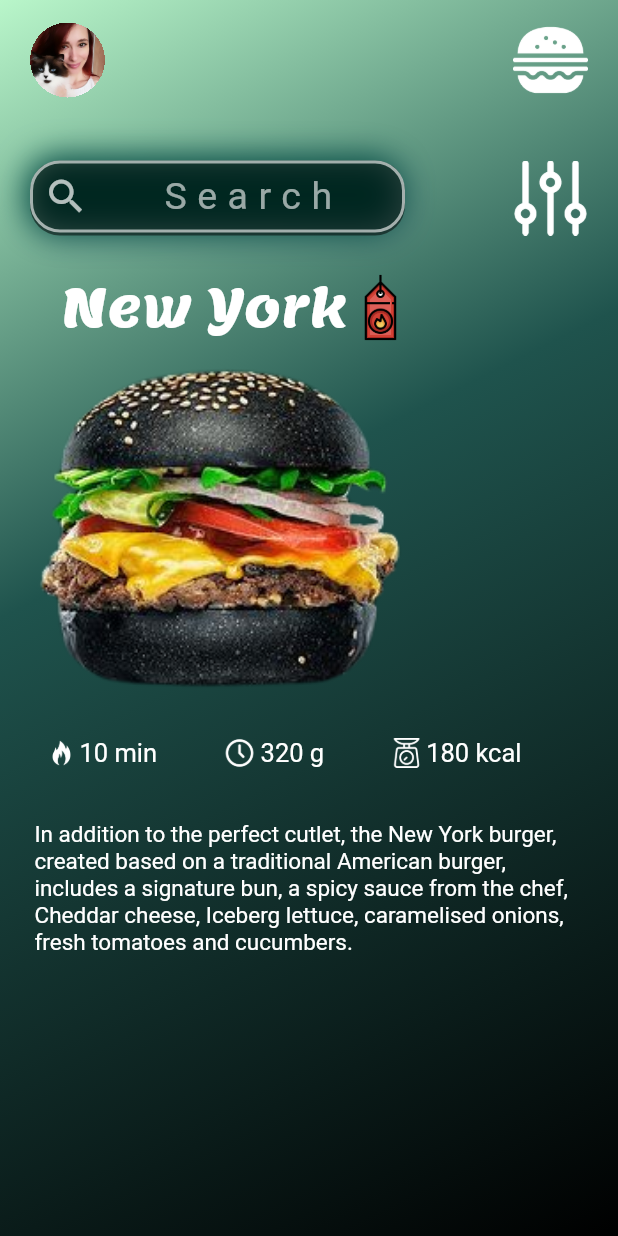
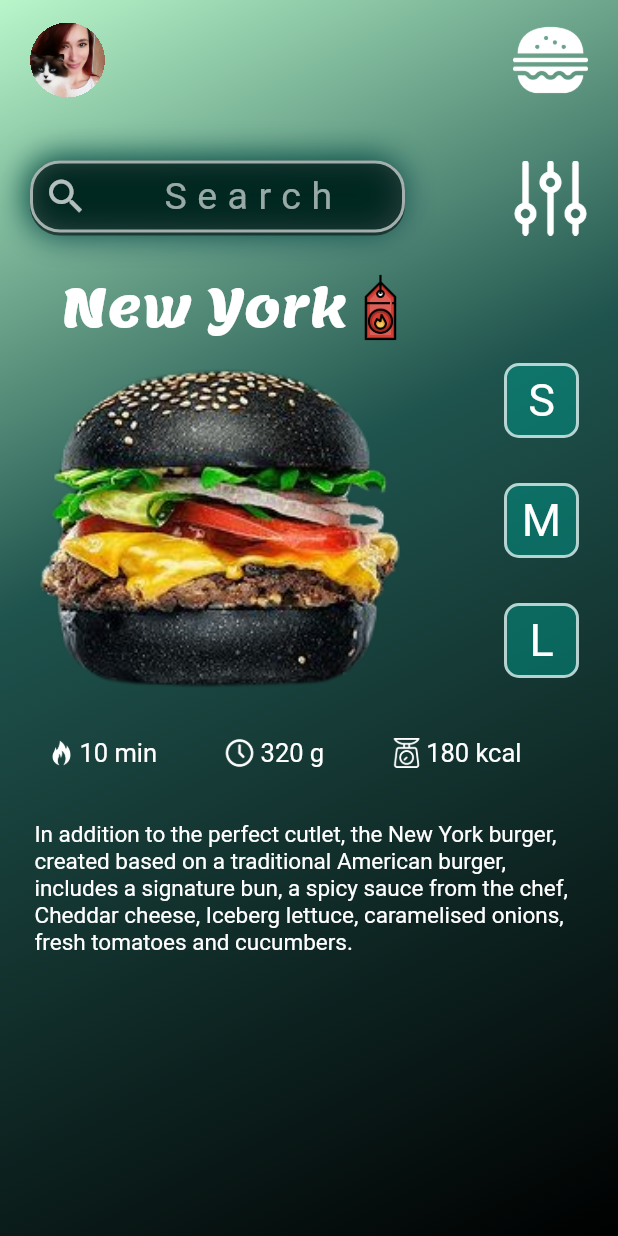
Before and after one commit to JulieSmolikova/Burger_Flutter, a Flutter app: the screen it shows after launch, after a tap on "Get Started", on a phone screen of 412 x 824 dp. Run offline on Flutter 3.47's test engine with Material 2 defaults, Android fonts, the phone set to English and light mode, and no system bars; Roboto replaces fonts that are missing (Literata).

Commit message:
Add button

```diff
--- a/lib/burger_page.dart
+++ b/lib/burger_page.dart
@@ -1,5 +1,12 @@
 import 'package:burger/constants.dart';
 import 'package:flutter/material.dart';
+import 'package:burger/button.dart';
+
+enum SML {
+  S,
+  M,
+  L
+}
 
 class BurgerPage extends StatefulWidget {
   const BurgerPage({Key? key}) : super(key: key);
@@ -9,6 +16,9 @@ class BurgerPage extends StatefulWidget {
 }
 
 class _BurgerPageState extends State<BurgerPage> {
+  bool isLiked = true;
+  dynamic selectedButton;
+
   @override
   Widget build(BuildContext context) {
     return MaterialApp(
@@ -117,19 +127,23 @@ class _BurgerPageState extends State<BurgerPage> {
                           ],
                         ),
 
-                        SizedBox(height: 25,),
+                        const SizedBox(height: 25,),
+
+
 
                         Container(
                           width: 370,
                           height: 480,
                           color: Colors.transparent,
-                            child: PageView.builder(
+                            child: //Stack(
+                              //children: [
+                                PageView.builder(
                                 controller: PageController(viewportFraction: 1),
                                 scrollDirection: Axis.horizontal,
                                 itemCount: burgers.length,
                                 itemBuilder: (context, index) {
 
-                                return Stack(
+                                  return Stack (
                                     children: [
                                       Positioned(
                                         top: 45,
@@ -151,6 +165,40 @@ class _BurgerPageState extends State<BurgerPage> {
                                               child: Image.asset('assets/icons/hot.png'),
                                             )],
                                         )),
+
+                                      Positioned( top: 45,
+                                        right: -10,
+                                        child: Column(
+                                          mainAxisAlignment: MainAxisAlignment.center,
+                                          crossAxisAlignment: CrossAxisAlignment.center,
+                                          children: [
+                                            Button(
+                                                color: selectedButton == SML.S ? Colors.teal.withOpacity(0.9) : Colors.teal.withOpacity(0.5) ,
+                                                onPress: ((){
+                                                  setState(() {
+                                                    selectedButton = SML.S;
+                                                  });
+                                                }),
+                                                child: const Text('S', style: style4,),),
+                                            Button(
+                                                color: selectedButton == SML.M ? Colors.teal.withOpacity(0.9) : Colors.teal.withOpacity(0.5) ,
+                                                onPress: ((){
+                                                  setState(() {
+                                                    selectedButton = SML.M;
+                                                  });
+                                                }),
+                                                child: const Text('M', style: style4,),),
+                                            Button(
+                                                color: selectedButton == SML.L ? Colors.teal.withOpacity(0.9) : Colors.teal.withOpacity(0.5) ,
+                                                onPress: ((){
+                                                  setState(() {
+                                                    selectedButton = SML.L;
+                                                  });
+                                                }),
+                                                child: const Text('L', style: style4,),),
+                                          ],
+                                        ),
+                                      ),
 
                                       Positioned(
                                         bottom: 150,
@@ -176,6 +224,8 @@ class _BurgerPageState extends State<BurgerPage> {
                                               child: Image.asset('assets/icons/scale.png'),),
                                             const SizedBox(width: 3,),
                                             Text(kcal[index], style: style2),
+
+
                                           ],
                                         )),
 
@@ -193,12 +243,15 @@ class _BurgerPageState extends State<BurgerPage> {
                                                   child: Text(Description[index], style: style3)))
                                             ],),),
 
+                                    ],);}
+                                ),
 
-                                  ],);}
-                            ),),
+                              //],),
 
+                        ),
 
                         //Row(),
+
                       ],
                     ),
                   ),
--- /dev/null
+++ b/lib/button.dart
@@ -0,0 +1,30 @@
+import 'package:flutter/material.dart';
+
+class Button extends StatelessWidget {
+  const Button({Key? key,
+    required this.color,
+    required this.onPress,
+    required this.child}) : super(key: key);
+
+  final Color color;
+  final Function() onPress;
+  final Widget child;
+
+  @override
+  Widget build(BuildContext context) {
+    return GestureDetector(
+      onTap: onPress,
+      child: Container(
+        width: 50,
+        height: 50,
+        margin: const EdgeInsets.all(15),
+        decoration: BoxDecoration(
+          color: color,
+          border: Border.all(color: Colors.white70, width: 2),
+          borderRadius: BorderRadius.circular(10),
+        ),
+        child: Center(child: child),
+      ),
+    );
+  }
+}
--- a/lib/constants.dart
+++ b/lib/constants.dart
@@ -15,6 +15,11 @@ const style3 = TextStyle(
     fontFamily: 'Literata',
     color: Colors.white);
 
+const style4 = TextStyle(
+    fontSize: 30,
+    fontFamily: 'Literata',
+    color: Colors.white);
+
 final List burgers = ['Black', 'Cheese', 'Egg', 'Farm', 'Onion', 'Plant'];
 
 final List names = ['New York', 'Big Cheese', 'Egg Morning', 'Ranch Burger', 'Onion Sun', 'Plant Only'];
```
Lines whose indentation alone changed are shown as unchanged.
